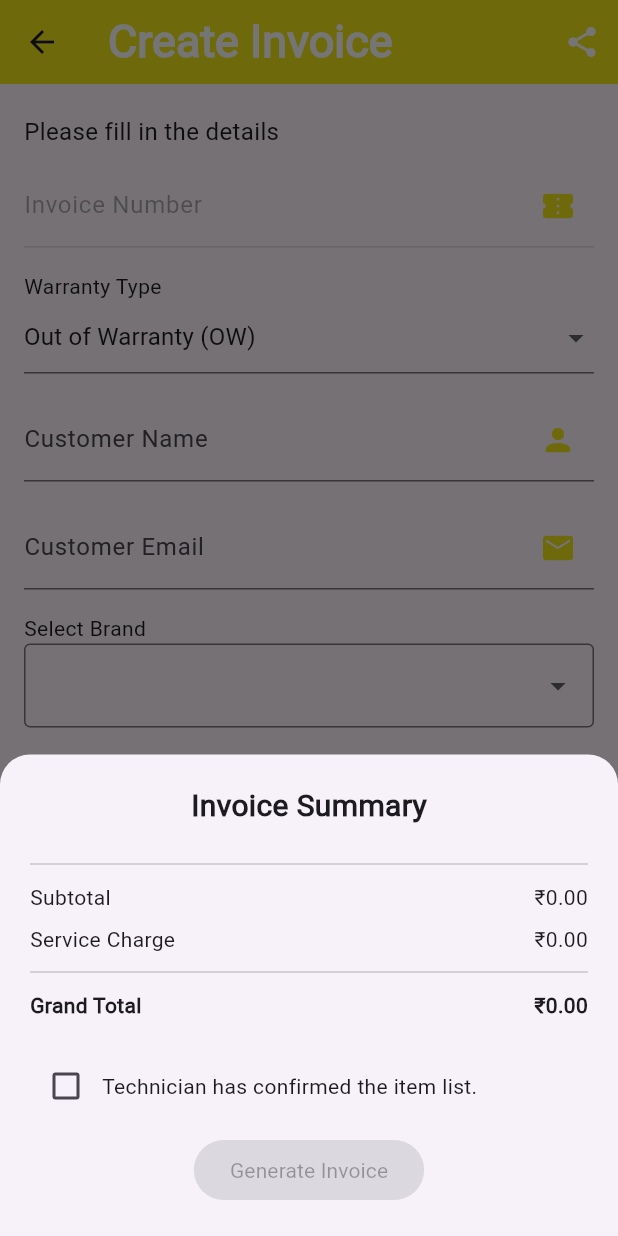
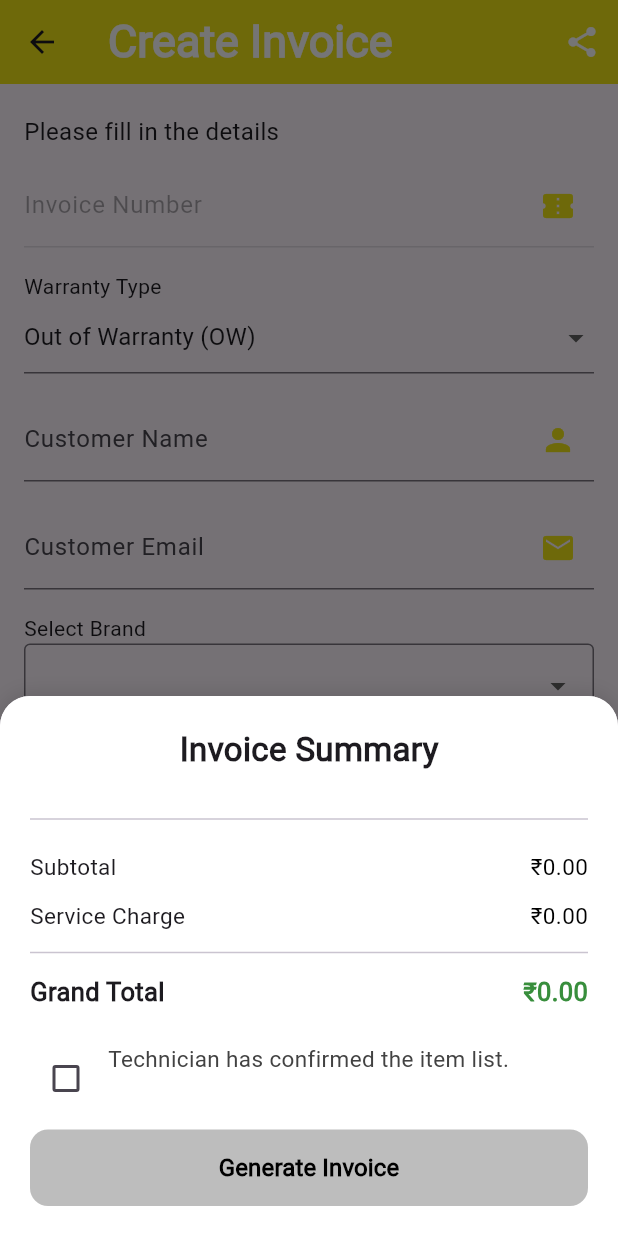
Before and after one commit to atharvamp04/fixit, a Flutter app: the BillScreen screen opened directly, after a tap on "View Summary", on a phone screen of 412 x 824 dp. Run offline on Flutter 3.47's test engine with Material 3 defaults, Android fonts, the phone set to English and light mode, and no system bars; our stand-ins replace easy_localization, flutter_animate, google_sign_in, image_picker, pdf, printing and 2 more; missing offline and left inert: mailer, mobile_scanner, number_to_words; accounts and stored records are empty; network calls fail.

Commit message:
Summary UI

```diff
--- a/lib/widgets/bill_summary_bottom_sheet.dart
+++ b/lib/widgets/bill_summary_bottom_sheet.dart
@@ -2,7 +2,7 @@ import 'package:flutter/material.dart';
 
 class BillSummaryBottomSheet extends StatelessWidget {
   final double subtotal;
-  final double serviceCharge; // <-- You forgot to declare this earlier
+  final double serviceCharge;
   final List<Map<String, dynamic>> selectedProducts;
   final VoidCallback onConfirmDownload;
   final ValueChanged<bool> onConsentChanged;
@@ -10,35 +10,50 @@ class BillSummaryBottomSheet extends StatelessWidget {
   const BillSummaryBottomSheet({
     Key? key,
     required this.subtotal,
-    required this.serviceCharge, // <-- Now it's added correctly
+    required this.serviceCharge,
     required this.selectedProducts,
     required this.onConfirmDownload,
     required this.onConsentChanged,
   }) : super(key: key);
+
+  final Color primaryColor = const Color(0xFFF8F13F); // App primary color
 
   @override
   Widget build(BuildContext context) {
     bool isChecked = false;
     double grandTotal = (subtotal + serviceCharge).roundToDouble();
 
-
     return StatefulBuilder(
-      builder: (context, setState) => Padding(
+      builder: (context, setState) => Container(
         padding: MediaQuery.of(context).viewInsets.add(const EdgeInsets.all(20)),
+        decoration: const BoxDecoration(
+          color: Colors.white,
+          borderRadius: BorderRadius.vertical(top: Radius.circular(20)),
+          boxShadow: [
+            BoxShadow(
+              color: Colors.black12,
+              blurRadius: 10,
+              offset: Offset(0, -2),
+            ),
+          ],
+        ),
         child: Column(
           mainAxisSize: MainAxisSize.min,
           children: [
-            const Text("Invoice Summary", style: TextStyle(fontSize: 20, fontWeight: FontWeight.bold)),
+            const Text(
+              "Invoice Summary",
+              style: TextStyle(fontSize: 22, fontWeight: FontWeight.w800),
+            ),
             const SizedBox(height: 16),
 
-            // Product list
+            // Product List
             ListView.builder(
               shrinkWrap: true,
               physics: const NeverScrollableScrollPhysics(),
               itemCount: selectedProducts.length,
               itemBuilder: (context, index) {
                 final product = selectedProducts[index];
-                final name = product['product_name'] ?? 'Unnamed';
+                final name = product['product_description'] ?? 'Unnamed';
                 final quantity = product['quantity'] ?? 1;
                 final price = product['customer_price'] ?? '0';
 
@@ -47,42 +62,72 @@ class BillSummaryBottomSheet extends StatelessWidget {
                   child: Row(
                     mainAxisAlignment: MainAxisAlignment.spaceBetween,
                     children: [
-                      Expanded(child: Text("$name (x$quantity)")),
-                      Text("₹$price"),
+                      Expanded(
+                        child: Text(
+                          "$name (x$quantity)",
+                          style: const TextStyle(fontSize: 16),
+                        ),
+                      ),
+                      Text("₹$price", style: const TextStyle(fontWeight: FontWeight.w600)),
                     ],
                   ),
                 );
               },
             ),
 
-            const Divider(),
+            const Divider(height: 30),
+
             buildSummaryRow("Subtotal", subtotal),
             buildSummaryRow("Service Charge", serviceCharge),
             const Divider(),
-            buildSummaryRow("Grand Total", grandTotal, isBold: true),
+            buildSummaryRow("Grand Total", grandTotal, isBold: true, highlight: true),
 
             const SizedBox(height: 16),
+
             Row(
+              crossAxisAlignment: CrossAxisAlignment.start,
               children: [
                 Checkbox(
                   value: isChecked,
+                  activeColor: primaryColor,
                   onChanged: (value) {
                     setState(() => isChecked = value ?? false);
                     onConsentChanged(isChecked);
                   },
                 ),
-                const Expanded(child: Text("Technician has confirmed the item list.")),
+                const SizedBox(width: 4),
+                Expanded(
+                  child: Text(
+                    "Technician has confirmed the item list.",
+                    style: TextStyle(color: Colors.grey[800], fontSize: 15),
+                  ),
+                ),
               ],
             ),
-            const SizedBox(height: 8),
-            ElevatedButton(
+
+            const SizedBox(height: 10),
+            SizedBox(
+              width: double.infinity,
+              child: ElevatedButton(
                 onPressed: isChecked
                     ? () {
                   Navigator.pop(context);
                   onConfirmDownload();
                 }
                     : null,
-              child: const Text("Generate Invoice"),
+                style: ElevatedButton.styleFrom(
+                  backgroundColor: primaryColor,
+                  disabledBackgroundColor: Colors.grey[400],
+                  padding: const EdgeInsets.symmetric(vertical: 14),
+                  shape: RoundedRectangleBorder(
+                    borderRadius: BorderRadius.circular(12),
+                  ),
+                ),
+                child: const Text(
+                  "Generate Invoice",
+                  style: TextStyle(fontSize: 16, fontWeight: FontWeight.w600, color: Colors.black),
+                ),
+              ),
             ),
           ],
         ),
@@ -90,14 +135,27 @@ class BillSummaryBottomSheet extends StatelessWidget {
     );
   }
 
-  Widget buildSummaryRow(String title, double value, {bool isBold = false}) {
+  Widget buildSummaryRow(String title, double value, {bool isBold = false, bool highlight = false}) {
     return Padding(
-      padding: const EdgeInsets.symmetric(vertical: 4),
+      padding: const EdgeInsets.symmetric(vertical: 6),
       child: Row(
         mainAxisAlignment: MainAxisAlignment.spaceBetween,
         children: [
-          Text(title, style: isBold ? const TextStyle(fontWeight: FontWeight.bold) : null),
-          Text("₹${value.toStringAsFixed(2)}", style: isBold ? const TextStyle(fontWeight: FontWeight.bold) : null),
+          Text(
+            title,
+            style: TextStyle(
+              fontWeight: isBold ? FontWeight.bold : FontWeight.normal,
+              fontSize: highlight ? 17 : 15,
+            ),
+          ),
+          Text(
+            "₹${value.toStringAsFixed(2)}",
+            style: TextStyle(
+              fontWeight: isBold ? FontWeight.bold : FontWeight.normal,
+              fontSize: highlight ? 17 : 15,
+              color: highlight ? Colors.green[700] : Colors.black,
+            ),
+          ),
         ],
       ),
     );
```
Also changed, not shown: assets/stamp.PNG. Lines whose indentation alone changed are shown as unchanged.
